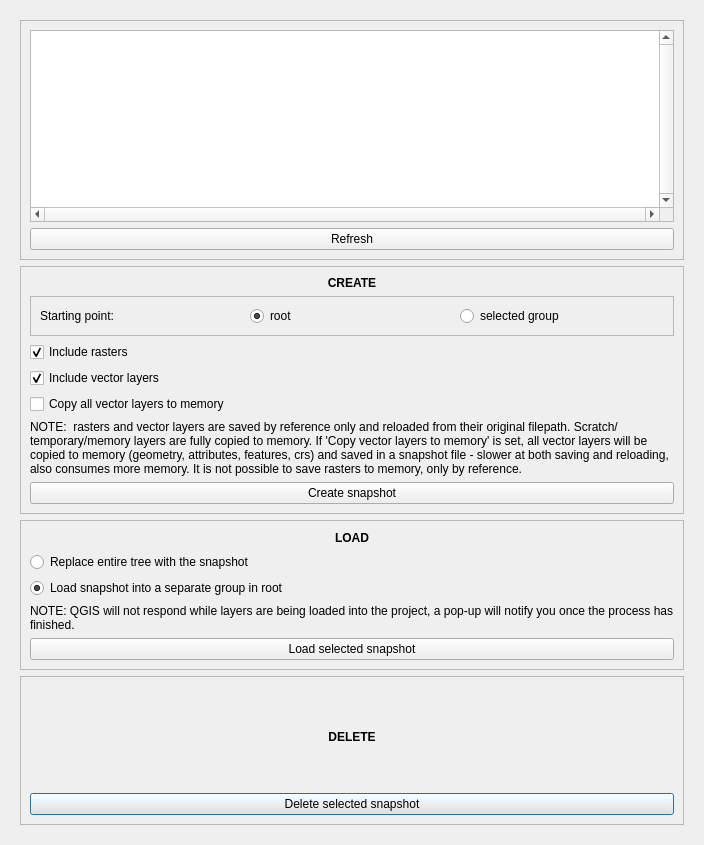
First picture: the form in snapshooter_dialog_base.ui, repository ViperMiniQ/qgis-layer-tree-tools, before the edit.
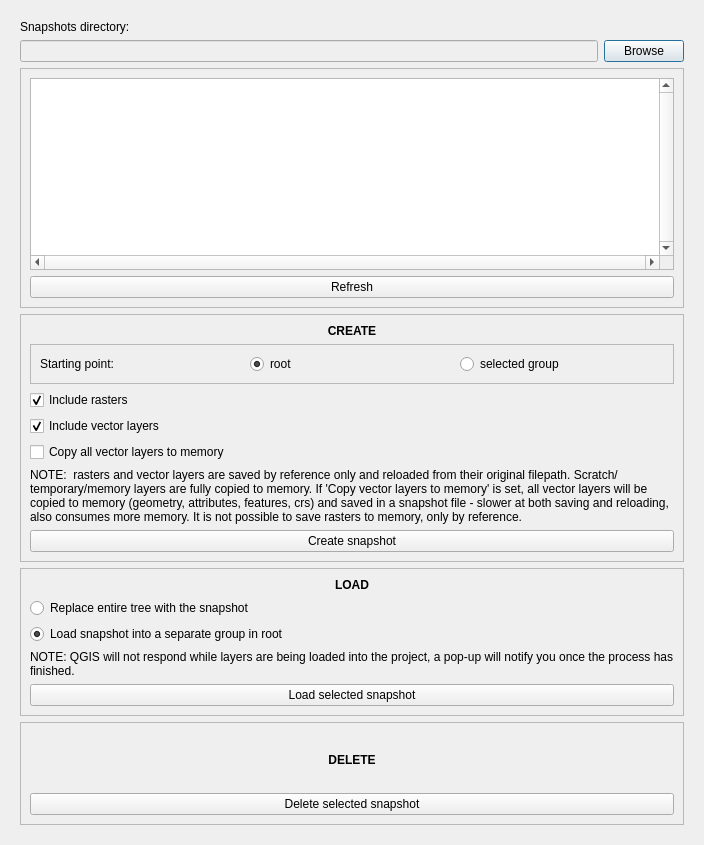
Second picture: the form after the edit.

Commit message: snapshots directory can now be edited, fixed misreporting of memory layers not loading correctly

The edit to the form file:
```diff
--- a/snapshooter_dialog_base.ui
+++ b/snapshooter_dialog_base.ui
@@ -28,42 +28,75 @@
      <item row="0" column="0">
       <widget class="QWidget" name="centralwidget" native="true">
        <layout class="QGridLayout" name="gridLayout_4">
-        <item row="3" column="0">
-         <widget class="QFrame" name="frame_5">
+        <item row="1" column="0">
+         <widget class="QLineEdit" name="lineEditSnapshotDirectory">
+          <property name="enabled">
+           <bool>false</bool>
+          </property>
+         </widget>
+        </item>
+        <item row="1" column="1">
+         <widget class="QPushButton" name="pushButtonBrowseSnapshotDirectory">
+          <property name="text">
+           <string>Browse</string>
+          </property>
+         </widget>
+        </item>
+        <item row="0" column="0" colspan="2">
+         <widget class="QLabel" name="label_7">
+          <property name="sizePolicy">
+           <sizepolicy hsizetype="Preferred" vsizetype="Maximum">
+            <horstretch>0</horstretch>
+            <verstretch>0</verstretch>
+           </sizepolicy>
+          </property>
+          <property name="text">
+           <string>Snapshots directory:</string>
+          </property>
+         </widget>
+        </item>
+        <item row="3" column="0" colspan="2">
+         <widget class="QFrame" name="frame_3">
           <property name="frameShape">
            <enum>QFrame::StyledPanel</enum>
           </property>
           <property name="frameShadow">
            <enum>QFrame::Raised</enum>
           </property>
-          <layout class="QGridLayout" name="gridLayout_9">
-           <item row="2" column="0">
-            <widget class="QPushButton" name="pushButtonDeleteSelectedSnapshot">
-             <property name="text">
-              <string>Delete selected snapshot</string>
+          <layout class="QGridLayout" name="gridLayout_2">
+           <item row="0" column="0">
+            <widget class="QTreeView" name="treeViewSnapshots">
+             <property name="sizePolicy">
+              <sizepolicy hsizetype="Preferred" vsizetype="Preferred">
+               <horstretch>0</horstretch>
+               <verstretch>0</verstretch>
+              </sizepolicy>
+             </property>
+             <property name="focusPolicy">
+              <enum>Qt::TabFocus</enum>
+             </property>
+             <property name="verticalScrollBarPolicy">
+              <enum>Qt::ScrollBarAlwaysOn</enum>
+             </property>
+             <property name="horizontalScrollBarPolicy">
+              <enum>Qt::ScrollBarAlwaysOn</enum>
+             </property>
+             <property name="sortingEnabled">
+              <bool>true</bool>
              </property>
             </widget>
            </item>
            <item row="1" column="0">
-            <widget class="QLabel" name="label_6">
-             <property name="font">
-              <font>
-               <weight>75</weight>
-               <bold>true</bold>
-              </font>
-             </property>
+            <widget class="QPushButton" name="pushButtonRefreshSnapshotsDetails">
              <property name="text">
-              <string>DELETE</string>
-             </property>
-             <property name="alignment">
-              <set>Qt::AlignCenter</set>
+              <string>Refresh</string>
              </property>
             </widget>
            </item>
           </layout>
          </widget>
         </item>
-        <item row="1" column="0">
+        <item row="4" column="0" colspan="2">
          <widget class="QFrame" name="frame">
           <property name="frameShape">
            <enum>QFrame::StyledPanel</enum>
@@ -184,7 +217,7 @@
           </layout>
          </widget>
         </item>
-        <item row="2" column="0">
+        <item row="5" column="0" colspan="2">
          <widget class="QFrame" name="frame_2">
           <property name="frameShape">
            <enum>QFrame::StyledPanel</enum>
@@ -256,41 +289,35 @@
           </layout>
          </widget>
         </item>
-        <item row="0" column="0">
-         <widget class="QFrame" name="frame_3">
+        <item row="6" column="0" colspan="2">
+         <widget class="QFrame" name="frame_5">
           <property name="frameShape">
            <enum>QFrame::StyledPanel</enum>
           </property>
           <property name="frameShadow">
            <enum>QFrame::Raised</enum>
           </property>
-          <layout class="QGridLayout" name="gridLayout_2">
-           <item row="0" column="0">
-            <widget class="QTreeView" name="treeViewSnapshots">
-             <property name="sizePolicy">
-              <sizepolicy hsizetype="Preferred" vsizetype="Preferred">
-               <horstretch>0</horstretch>
-               <verstretch>0</verstretch>
-              </sizepolicy>
-             </property>
-             <property name="focusPolicy">
-              <enum>Qt::TabFocus</enum>
-             </property>
-             <property name="verticalScrollBarPolicy">
-              <enum>Qt::ScrollBarAlwaysOn</enum>
-             </property>
-             <property name="horizontalScrollBarPolicy">
-              <enum>Qt::ScrollBarAlwaysOn</enum>
-             </property>
-             <property name="sortingEnabled">
-              <bool>true</bool>
+          <layout class="QGridLayout" name="gridLayout_9">
+           <item row="2" column="0">
+            <widget class="QPushButton" name="pushButtonDeleteSelectedSnapshot">
+             <property name="text">
+              <string>Delete selected snapshot</string>
              </property>
             </widget>
            </item>
            <item row="1" column="0">
-            <widget class="QPushButton" name="pushButtonRefreshSnapshotsDetails">
+            <widget class="QLabel" name="label_6">
+             <property name="font">
+              <font>
+               <weight>75</weight>
+               <bold>true</bold>
+              </font>
+             </property>
              <property name="text">
-              <string>Refresh</string>
+              <string>DELETE</string>
+             </property>
+             <property name="alignment">
+              <set>Qt::AlignCenter</set>
              </property>
             </widget>
            </item>
```
The commit also changes 4 other files.
